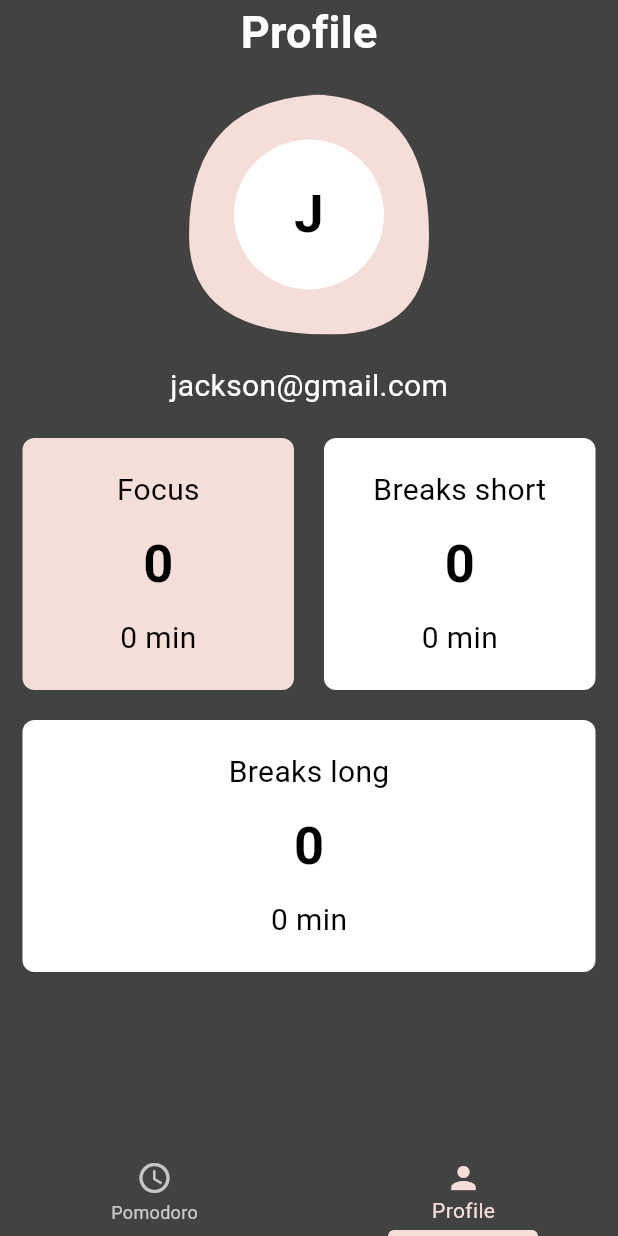
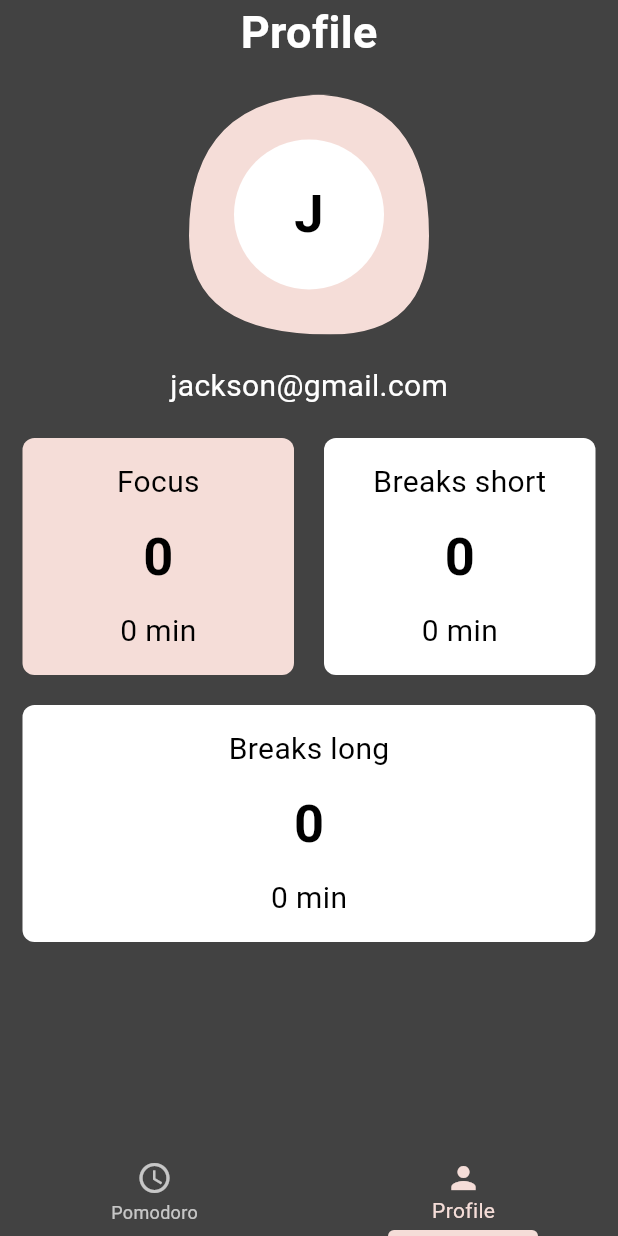
Before and after one commit to DavidOnofre24/pomodoro, a Flutter app: the screen it shows after launch, item 2 of the bottom bar chosen, on a phone screen of 412 x 824 dp. Run offline on Flutter 3.47's test engine with Material 3 defaults, Android fonts, the phone set to English and light mode, and no system bars; our stand-ins replace audioplayers, bloc, equatable, flutter_bloc, get_it, go_router and 1 more.

Commit message:
Update audioplayers dependency to version 6.0.0, use AudioPlayer instead of AudioCache in TimerCubit, and adjust padding in profile_view.dart

```diff
--- a/lib/presentacion/providers/timer/cubit/timer_cubit.dart
+++ b/lib/presentacion/providers/timer/cubit/timer_cubit.dart
@@ -114,7 +114,7 @@ class TimerCubit extends Cubit<TimerState> {
       ));
     } else {
       final player = AudioPlayer();
-      player.play(DeviceFileSource('assets/song.mp3'));
+      player.play(AssetSource('song.mp3'));
       saveTime(
           currentState.timerType, currentState.duration.inMinutes.toString());
       emit(state.copyWith(
--- a/lib/presentacion/views/profile_view.dart
+++ b/lib/presentacion/views/profile_view.dart
@@ -135,7 +135,7 @@ class ItemStatistic extends StatelessWidget {
           borderRadius: BorderRadius.circular(8),
           color: backgroundColor,
         ),
-        padding: const EdgeInsets.all(20),
+        padding: const EdgeInsets.all(15),
         child: Column(
           crossAxisAlignment: CrossAxisAlignment.center,
           mainAxisAlignment: MainAxisAlignment.spaceAround,
```
Also changed, not shown: 1 other file.
